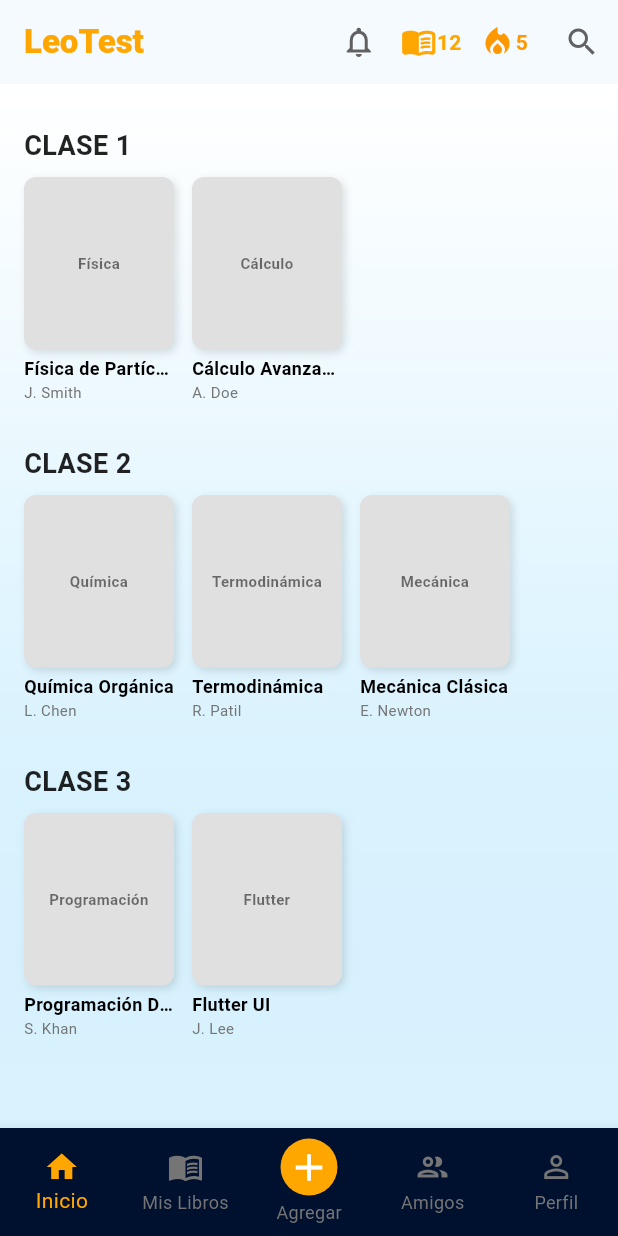
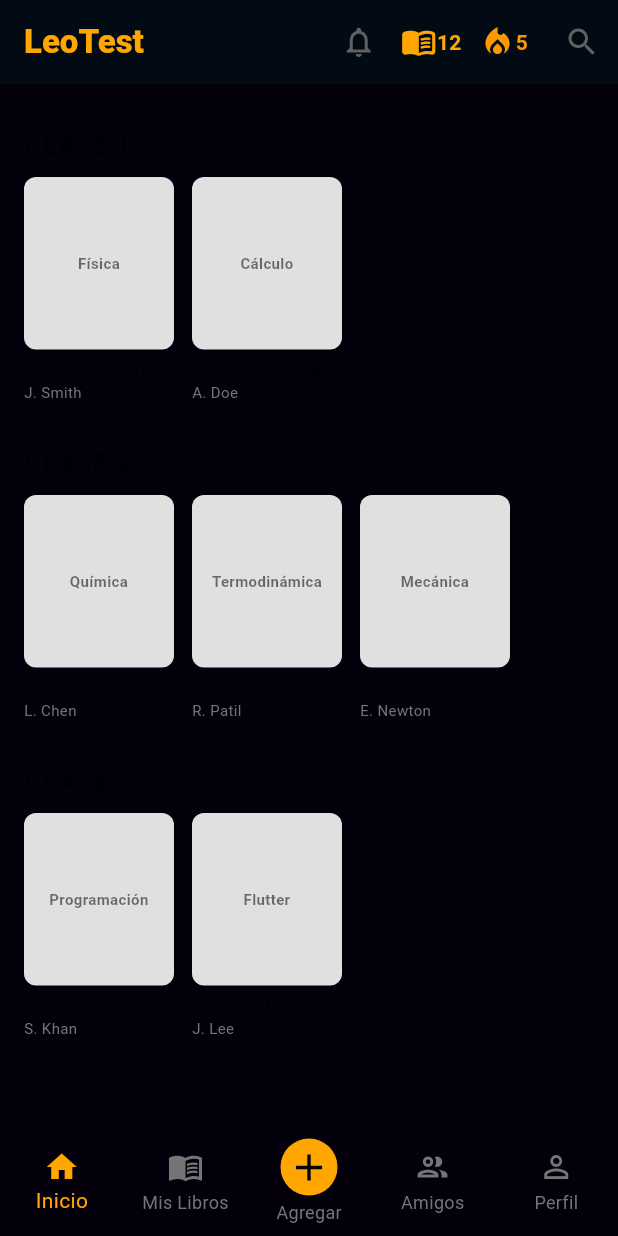
Before and after one commit to RihitoDev/LeoTest, a Flutter app: the screen it shows after launch, on a phone screen of 412 x 824 dp. Run offline on Flutter 3.47's test engine with Material 3 defaults, Android fonts, the phone set to English and light mode, and no system bars.

Commit message:
feat(sprint1): Front Sprint1 completamennte funcional

```diff
--- a/leotest/lib/main.dart
+++ b/leotest/lib/main.dart
@@ -1,6 +1,7 @@
 import 'package:flutter/material.dart';
 import 'package:leotest/views/home_view.dart';
 import 'package:leotest/widgets/add_book_dialog.dart';
+import 'package:leotest/views/profile_view.dart';
 
 void main() {
   runApp(const MyApp());
@@ -23,7 +24,7 @@ class MyApp extends StatelessWidget {
         ).copyWith(
           primary: primaryBlue,
         ),
-        scaffoldBackgroundColor: Colors.white,
+        scaffoldBackgroundColor: const Color.fromARGB(255, 0, 4, 8),
         useMaterial3: true,
       ),
       home: const MainScreen(),
@@ -47,7 +48,7 @@ class _MainScreenState extends State<MainScreen> {
     HomeView(), // 0: Inicio
     Text('Página de Mis Libros', style: TextStyle(fontSize: 30)), // 1: Mis Libros
     Text('Página de Amigos', style: TextStyle(fontSize: 30)), // 2: Amigos
-    Text('Página de Perfil', style: TextStyle(fontSize: 30)), // 3: Perfil
+    ProfileView(), // 3: Perfil
   ];
 
   void _showAddBookDialog() {
@@ -98,7 +99,7 @@ class _MainScreenState extends State<MainScreen> {
       // --- IMPLEMENTACIÓN DEL BottomNavigationBar (5 Ítems) ---
       bottomNavigationBar: BottomNavigationBar(
         type: BottomNavigationBarType.fixed, // Es esencial para 5 ítems
-        backgroundColor: const Color.fromARGB(255, 0, 16, 47),
+        backgroundColor: const Color.fromARGB(255, 3, 0, 12),
         selectedItemColor: Theme.of(context).colorScheme.primary,
         unselectedItemColor: Colors.grey[600],
 
@@ -129,7 +130,7 @@ class _MainScreenState extends State<MainScreen> {
                   )
                 ]
               ),
-              child: const Icon(Icons.add, size: 30, color: Colors.white),
+              child: const Icon(Icons.add, size: 30, color: Colors.black),
             ),
             label: 'Agregar',
           ),
--- a/leotest/lib/views/home_view.dart
+++ b/leotest/lib/views/home_view.dart
@@ -16,7 +16,7 @@ class HomeView extends StatelessWidget {
 
     return Scaffold(
       appBar: AppBar(
-        backgroundColor: Colors.white,
+        backgroundColor: const Color.fromARGB(255, 0, 4, 8),
         elevation: 1,
         title: Text(
           'LeoTest',
@@ -26,7 +26,6 @@ class HomeView extends StatelessWidget {
           ),
         ),
         actions: <Widget>[
-          // ... (Elementos de la barra superior: Notificaciones, Libros, Racha, Búsqueda)
           IconButton(
             icon: Icon(Icons.notifications_outlined, color: Colors.grey[700]),
             onPressed: () {},
@@ -61,21 +60,9 @@ class HomeView extends StatelessWidget {
         ],
       ),
 
-      // --- FONDO DEGRADADO (EXACTO) Y ORDENAMIENTO DE CLASES ---
+      // Fondo sólido color plomo oscuro (#1A1A1A)
       body: Container(
-        decoration: BoxDecoration(
-          gradient: LinearGradient(
-            // Tonalidad suave: Blanco a un azul muy pálido
-            colors: [
-              Colors.white,
-              Colors.lightBlue.shade50!,
-              Colors.lightBlue.shade100!.withOpacity(0.5),
-            ],
-            begin: Alignment.topCenter,
-            end: Alignment.bottomCenter,
-          ),
-        ),
-
+        color: const Color.fromARGB(255, 3, 0, 12),
         child: SingleChildScrollView(
           child: Column(
             children: [
```
